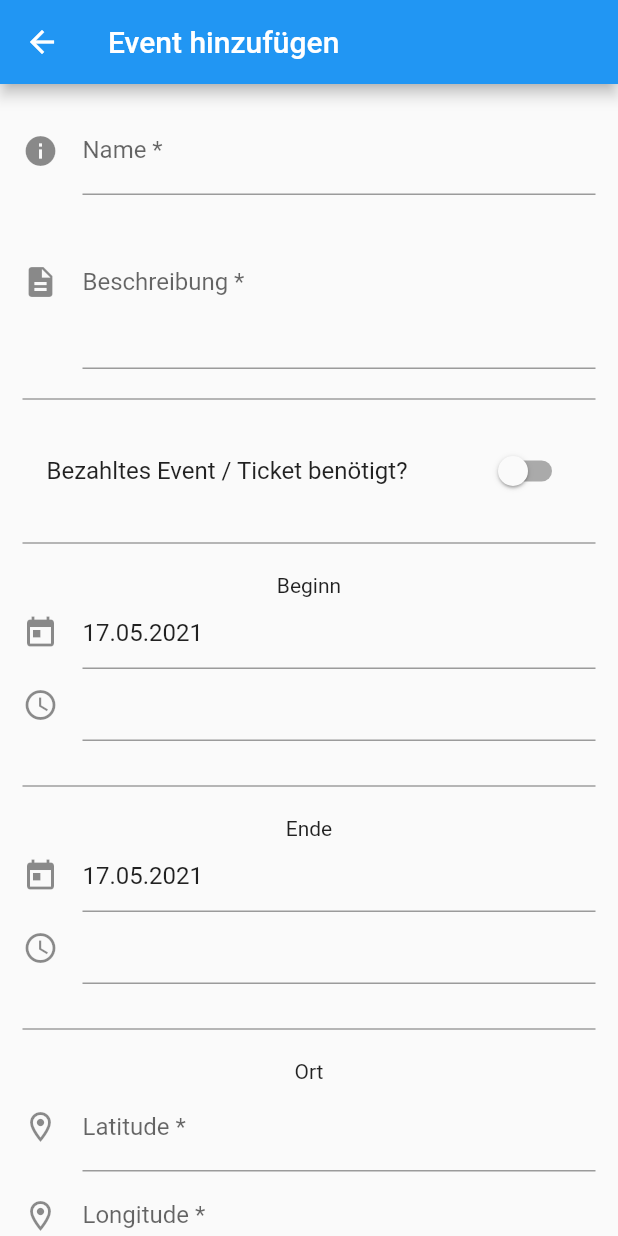
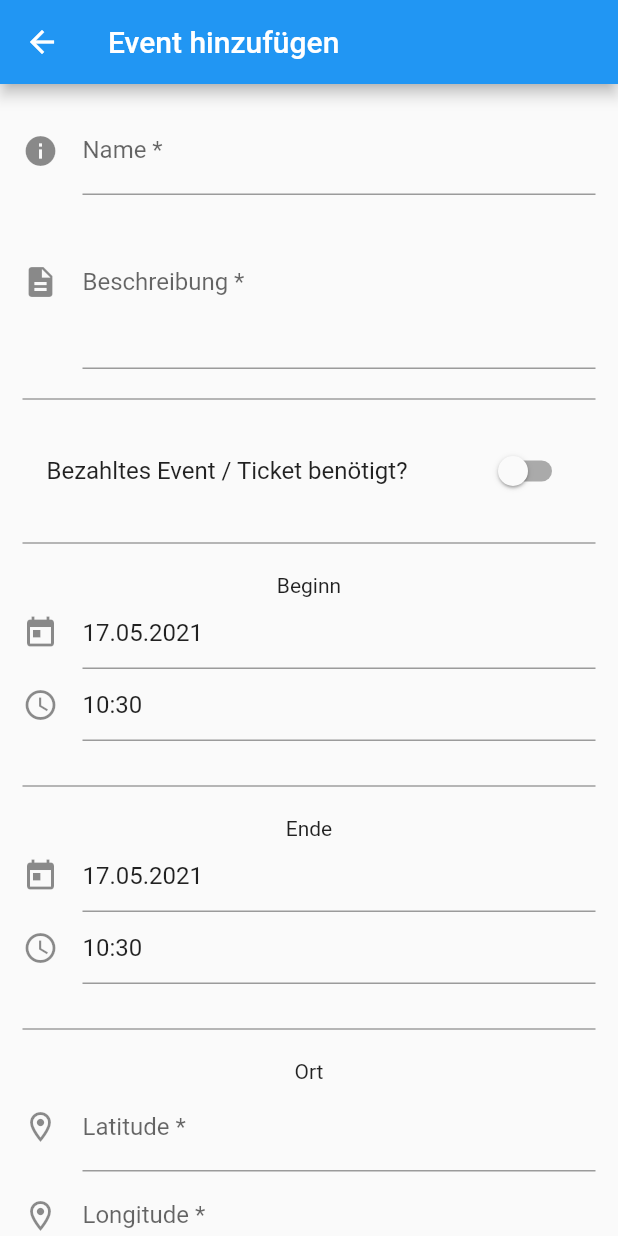
Before and after one commit to actevents/actevents-flutter, a Flutter app: the screen it shows after launch, after a tap on an icon or button, on a phone screen of 412 x 824 dp. Run offline on Flutter 3.47's test engine with Material 2 defaults, Android fonts, the phone set to English and light mode, and no system bars; our stand-ins replace carousel_slider, date_format, flutter_map, geolocator, latlong; missing offline and left inert: amplify_auth_cognito, amplify_flutter, dart:ffi, geocoder.

```diff
--- a/actevents/lib/helpers/dateTimePicker.dart
+++ b/actevents/lib/helpers/dateTimePicker.dart
@@ -28,29 +28,48 @@ class _DateTimePickerState extends State<DateTimePicker> {
 
   String dateTime;
 
-  DateTime selectedDate = DateTime.now();
-  TimeOfDay selectedTime = TimeOfDay(hour: 00, minute: 00);
+  DateTime selectedDateTime = DateTime.now();
 
   Future<Null> _selectDate(BuildContext context) async {
     final DateTime picked = await showDatePicker(
         context: context,
-        initialDate: selectedDate,
+        initialDate: selectedDateTime,
         firstDate: DateTime.now(),
         lastDate: DateTime.now().add(const Duration(days: 365)));
     if (picked != null)
       setState(() {
-        selectedDate = picked;
+        selectedDateTime = picked;
         _dateController.text = "${picked.day}.${picked.month}.${picked.year}";
       });
   }
 
+  String _formatDate(DateTime dateTime) {
+    var formatter = DateFormat("dd.MM.yyyy");
+    return formatter.format(dateTime);
+  }
+
+  String _formatTime(DateTime dateTime) {
+    if (dateTime != null) {
+      var formatter = DateFormat("hh:mm");
+      return formatter.format(dateTime);
+    }
+    throw ArgumentError(
+        "Cannot format time with both arguments at the same time");
+  }
+
   Future<Null> _selectTime(BuildContext context) async {
-    final TimeOfDay picked =
-        await showTimePicker(context: context, initialTime: selectedTime);
+    final TimeOfDay picked = await showTimePicker(
+        context: context,
+        initialTime: TimeOfDay.fromDateTime(selectedDateTime));
     if (picked != null) {
       setState(() {
-        selectedTime = picked;
-        _time = _formatTime(timeOfDay: selectedTime);
+        selectedDateTime = DateTime(
+            selectedDateTime.year,
+            selectedDateTime.month,
+            selectedDateTime.day,
+            picked.hour,
+            picked.minute);
+        _time = _formatTime(selectedDateTime);
         _timeController.text = _time;
       });
     }
@@ -60,25 +79,8 @@ class _DateTimePickerState extends State<DateTimePicker> {
   void initState() {
     DateTime now = DateTime.now();
     _dateController.text = _formatDate(now);
-    _timeController.text = _formatTime(dateTime: now);
+    _timeController.text = _formatTime(now);
     super.initState();
-  }
-
-  String _formatDate(DateTime dateTime) {
-    var formatter = DateFormat("dd.MM.yyyy");
-    return formatter.format(dateTime);
-  }
-
-  String _formatTime({timeOfDay: TimeOfDay, dateTime: DateTime}) {
-    if (timeOfDay != null) {
-      return timeOfDay.format(context);
-    }
-    if (dateTime != null) {
-      var formatter = DateFormat("hh:mm");
-      return formatter.format(dateTime);
-    }
-    throw ArgumentError(
-        "Cannot format time with both arguments at the same time");
   }
 
   @override
--- a/actevents/lib/routes/events/eventsAddPage.dart
+++ b/actevents/lib/routes/events/eventsAddPage.dart
@@ -107,6 +107,10 @@ class _EventsAddPageState extends State<EventsAddPage> {
           decoration: const InputDecoration(
               icon: Icon(Icons.location_on_outlined), labelText: "Longitude *"),
         ),
+        // ----------------------------------
+        // ---------- Images ----------------
+        _drawDivider(),
+        Text("Bilder", textAlign: TextAlign.center)
       ].where(notNull).toList(),
       padding: const EdgeInsets.all(borderPadding),
     );
--- a/actevents/lib/routes/events/eventsPage.dart
+++ b/actevents/lib/routes/events/eventsPage.dart
@@ -50,7 +50,8 @@ class _EventsPage extends State<EventsPage> {
                 print(snapshot.data);
                 return _displayEventList(snapshot.data);
               } else if (snapshot.hasError) {
-                return Text("Fehler beim Abrufen der Daten.");
+                return _statusTextWithReloadOption(
+                    "Fehler beim Abrufen der Daten");
               } else {
                 return Container(
                     padding: const EdgeInsets.fromLTRB(10, 20, 10, 0),
@@ -60,6 +61,24 @@ class _EventsPage extends State<EventsPage> {
                     ));
               }
             }));
+  }
+
+  Widget _statusTextWithReloadOption(String statusText) {
+    return Column(
+      children: [
+        Container(
+            padding: const EdgeInsets.fromLTRB(10, 20, 10, 20),
+            child: Text(
+              statusText,
+              style: TextStyle(color: Colors.grey),
+            )),
+        OutlinedButton(
+            onPressed: _handleRefresh,
+            child: Text(
+              "Neu laden",
+            ))
+      ],
+    );
   }
 
   Future<List<Actevent>> _fetchData() async {
@@ -88,12 +107,8 @@ class _EventsPage extends State<EventsPage> {
   Widget _displayEventList(List<Actevent> list) {
     // TODO: implement way to refresh page when no events are found with current filter options
     if (list.length == 0)
-      return Container(
-          padding: const EdgeInsets.fromLTRB(10, 20, 10, 0),
-          child: Text(
-            "Keine Events für deinen Standort gefunden.",
-            style: TextStyle(color: Colors.grey),
-          ));
+      return _statusTextWithReloadOption(
+          "Keine Events für deinen Standort gefunden.");
 
     List<Widget> children = [];
 
--- a/actevents/lib/routes/rootPage.dart
+++ b/actevents/lib/routes/rootPage.dart
@@ -58,7 +58,7 @@ class _RootPageState extends State<RootPage> {
     switch (authStatus) {
       case AuthStatus.notSignedIn:
         return new LoginPage(
-          title: 'Flutter Login',
+          title: 'Actevents Login',
           auth: widget.auth,
           onSignIn: () => _updateAuthStatus(AuthStatus.signedIn),
         );
--- a/actevents/lib/routes/user/profilePage.dart
+++ b/actevents/lib/routes/user/profilePage.dart
@@ -8,6 +8,6 @@ class ProfilePage extends StatefulWidget {
 class _ProfilePageState extends State<ProfilePage> {
   @override
   Widget build(BuildContext context) {
-    return Text("From widget profile");
+    return Text("Profile");
   }
 }
```
